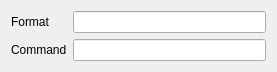
Qt form src/plugins/encoder/mencoder/ui/addformat.ui (hippich/recorditnow) before a commit.
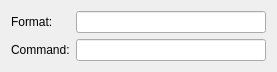
The same form after that commit. Custom widgets are drawn as their Qt base class.

What changed in the file:
```diff
--- a/src/plugins/encoder/mencoder/ui/addformat.ui
+++ b/src/plugins/encoder/mencoder/ui/addformat.ui
@@ -17,7 +17,10 @@
    <item row="0" column="0">
     <widget class="QLabel" name="label">
      <property name="text">
-      <string>Format</string>
+      <string>Format:</string>
+     </property>
+     <property name="buddy">
+      <cstring>formatEdit</cstring>
      </property>
     </widget>
    </item>
@@ -27,7 +30,10 @@
    <item row="1" column="0">
     <widget class="QLabel" name="label_2">
      <property name="text">
-      <string>Command</string>
+      <string>Command:</string>
+     </property>
+     <property name="buddy">
+      <cstring>commandEdit</cstring>
      </property>
     </widget>
    </item>
```
Left out of the diff: 6 changed lines with no effect on the pictures.
